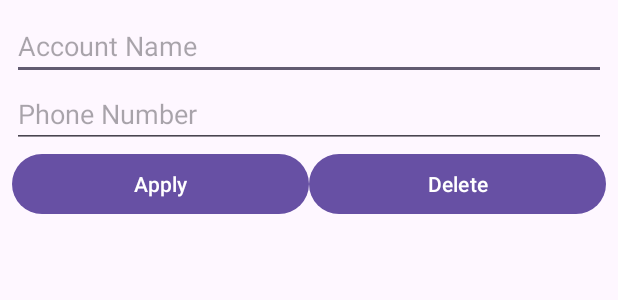
After one commit to quocan05/kma_apkcoban, an Android app: the layout listaccbai11.xml on its own in the app's theme, with its tools: preview values and no code run, on a phone screen of 412 x 824 dp. The commit adds this screen. Shown: the top 300 px of the screen. Run offline under Robolectric (Android 15) with nearby library versions, the phone set to English and light mode, and no system bars.

Commit message:
ok bai 11

```diff
--- a/app/build.gradle.kts
+++ b/app/build.gradle.kts
@@ -35,6 +35,7 @@ android {
 }
 
 dependencies {
+    implementation("com.google.code.gson:gson:2.8.8")  // Add this line for Gson
 
     implementation(libs.appcompat)
     implementation(libs.material)
@@ -46,4 +47,5 @@ dependencies {
     testImplementation(libs.junit)
     androidTestImplementation(libs.ext.junit)
     androidTestImplementation(libs.espresso.core)
+
 }
--- a/app/src/main/AndroidManifest.xml
+++ b/app/src/main/AndroidManifest.xml
@@ -18,6 +18,9 @@
         android:supportsRtl="true"
         android:theme="@style/Theme.KMA_Practice"
         tools:targetApi="31">
+<!--        <activity-->
+<!--            android:name=".bai11.Bai11Activity"-->
+<!--            android:exported="false" />-->
         <activity
             android:name=".bai10.Bai10Activity"
             android:exported="false" />
@@ -63,7 +66,7 @@
         <!-- android:name=".Bai2" -->
         <!-- android:exported="false" /> -->
         <activity
-            android:name=".bai4.Bai4Activity"
+            android:name=".bai11.Bai11Activity"
             android:exported="true">
             <intent-filter>
                 <action android:name="android.intent.action.MAIN" />
--- a/app/src/main/java/com/example/kma_practice/bai10/Bai10Activity.java
+++ b/app/src/main/java/com/example/kma_practice/bai10/Bai10Activity.java
@@ -42,7 +42,6 @@ public class Bai10Activity extends AppCompatActivity {
                 editor.remove("user");
                 editor.apply();
 
-                // Redirect to Bai4Activity
                 Intent intentLogout = new Intent(Bai10Activity.this, Bai4Activity.class);
                 startActivity(intentLogout);
                 finish();
--- /dev/null
+++ b/app/src/main/res/layout/listaccbai11.xml
@@ -0,0 +1,39 @@
+<?xml version="1.0" encoding="utf-8"?>
+<LinearLayout xmlns:android="http://schemas.android.com/apk/res/android"
+    android:layout_width="match_parent"
+    android:layout_height="wrap_content"
+    android:orientation="vertical"
+    android:padding="8dp">
+
+    <EditText
+        android:id="@+id/etAccountName"
+        android:layout_width="match_parent"
+        android:layout_height="wrap_content"
+        android:hint="Account Name" />
+
+    <EditText
+        android:id="@+id/etAccountPhone"
+        android:layout_width="match_parent"
+        android:layout_height="wrap_content"
+        android:hint="Phone Number" />
+
+    <LinearLayout
+        android:layout_width="match_parent"
+        android:layout_height="wrap_content"
+        android:orientation="horizontal">
+
+        <Button
+            android:id="@+id/btnApply"
+            android:layout_width="0dp"
+            android:layout_height="wrap_content"
+            android:layout_weight="1"
+            android:text="Apply" />
+
+        <Button
+            android:id="@+id/btnDelete"
+            android:layout_width="0dp"
+            android:layout_height="wrap_content"
+            android:layout_weight="1"
+            android:text="Delete" />
+    </LinearLayout>
+</LinearLayout>
```
Also changed, not shown: app/src/main/assets/user.json (added, +12 -0 lines), app/src/main/java/com/example/kma_practice/bai10/AccountBai10.java (added, +42 -0 lines), app/src/main/java/com/example/kma_practice/bai11/AccountAdapter.java (added, +27 -0 lines), app/src/main/java/com/example/kma_practice/bai11/Bai11Activity.java (added, +118 -0 lines), app/src/main/java/com/example/kma_practice/bai11/DBDanhBaHelper.java (added, +87 -0 lines), app/src/main/java/com/example/kma_practice/bai3/Bai3.java (+23 -6 lines), app/src/main/java/com/example/kma_practice/bai3/MyAdapter.java (+12 -12 lines), app/src/main/res/layout/activity_bai11.xml (added, +20 -0 lines).
